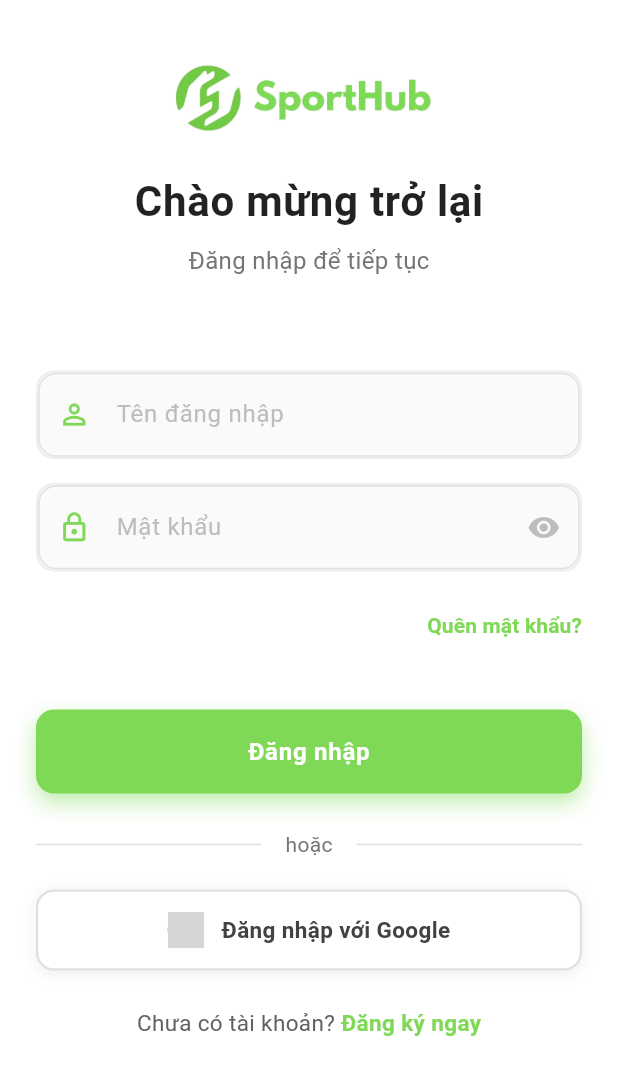
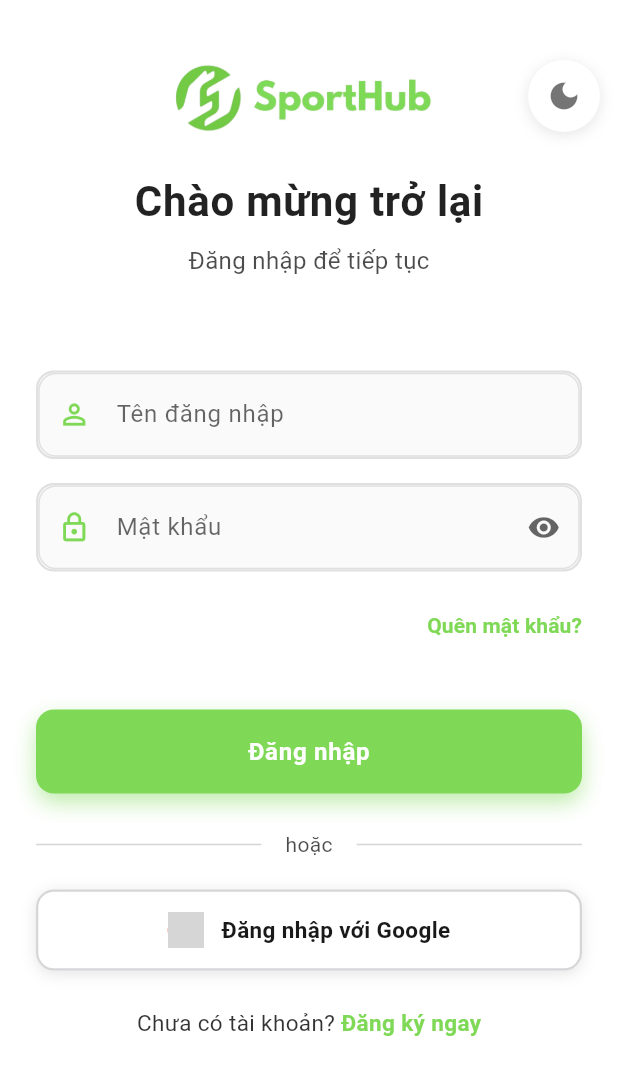
Before and after one commit to TruongVietHoangQE180166/prm_sporthub, a Flutter app: the RegisterScreen screen opened directly, after a tap on "Đăng nhập", on a phone screen of 412 x 824 dp. Shown: the top 1075 px of the screen. Run offline on Flutter 3.47's test engine with Material 3 defaults, Android fonts, the light colour scheme and no system bars; our stand-ins replace flutter_dotenv, flutter_secure_storage, google_generative_ai, image_picker; accounts and stored records are empty; network calls fail; grey boxes are pictures that could not be loaded.

Commit message:
fix theme

```diff
--- a/lib/views/auth/login_screen.dart
+++ b/lib/views/auth/login_screen.dart
@@ -1,6 +1,7 @@
 import 'package:flutter/material.dart';
 import 'package:provider/provider.dart';
 import '../../view_models/auth_view_model.dart';
+import '../../view_models/theme_view_model.dart';
 import '../../widgets/custom_button.dart';
 import '../main/main_screen.dart';
 import 'register_screen.dart';
@@ -108,7 +109,40 @@ class _LoginScreenState extends State<LoginScreen> {
   @override
   Widget build(BuildContext context) {
     return Scaffold(
-      backgroundColor: Colors.white,
+      backgroundColor: Theme.of(context).scaffoldBackgroundColor,
+      floatingActionButton: Container(
+        margin: const EdgeInsets.only(top: 40),
+        child: Consumer<ThemeViewModel>(
+          builder: (context, themeViewModel, child) {
+            return Container(
+              decoration: BoxDecoration(
+                color: Theme.of(context).cardColor,
+                shape: BoxShape.circle,
+                boxShadow: [
+                  BoxShadow(
+                    color: Colors.black.withOpacity(0.1),
+                    blurRadius: 8,
+                    offset: const Offset(0, 2),
+                  ),
+                ],
+              ),
+              child: IconButton(
+                onPressed: () {
+                  themeViewModel.toggleTheme();
+                },
+                icon: Icon(
+                  themeViewModel.isDarkMode ? Icons.light_mode : Icons.dark_mode,
+                  color: Theme.of(context).iconTheme.color,
+                ),
+                tooltip: themeViewModel.isDarkMode
+                    ? 'Chuyển sang chế độ sáng'
+                    : 'Chuyển sang chế độ tối',
+              ),
+            );
+          },
+        ),
+      ),
+      floatingActionButtonLocation: FloatingActionButtonLocation.miniEndTop,
       body: SafeArea(
         child: SingleChildScrollView(
           child: Padding(
--- a/lib/views/auth/register_screen.dart
+++ b/lib/views/auth/register_screen.dart
@@ -163,7 +163,6 @@ class _RegisterScreenState extends State<RegisterScreen> {
   @override
   Widget build(BuildContext context) {
     return Scaffold(
-      backgroundColor: Colors.white,
       body: SafeArea(
         child: SingleChildScrollView(
           child: Padding(
--- a/lib/views/find_team/create_match_screen.dart
+++ b/lib/views/find_team/create_match_screen.dart
@@ -520,7 +520,7 @@ class _CreateMatchScreenState extends State<CreateMatchScreen> {
                         decoration: InputDecoration(
                           hintText: 'Nhập số điện thoại',
                           filled: true,
-                          fillColor: Colors.white,
+                          fillColor: Theme.of(context).cardColor,
                           border: OutlineInputBorder(
                             borderRadius: BorderRadius.circular(12),
                             borderSide: BorderSide.none,
@@ -575,7 +575,7 @@ class _CreateMatchScreenState extends State<CreateMatchScreen> {
                         decoration: InputDecoration(
                           hintText: 'Nhập link Facebook',
                           filled: true,
-                          fillColor: Colors.white,
+                          fillColor: Theme.of(context).cardColor,
                           border: OutlineInputBorder(
                             borderRadius: BorderRadius.circular(12),
                             borderSide: BorderSide.none,
--- a/lib/views/find_team/find_team_screen.dart
+++ b/lib/views/find_team/find_team_screen.dart
@@ -773,12 +773,12 @@ class _FindTeamScreenContentState extends State<FindTeamScreenContent>
                   Column(
                     crossAxisAlignment: CrossAxisAlignment.start,
                     children: [
-                      const Text(
+                      Text(
                         'Mô tả:',
                         style: TextStyle(
                           fontSize: 14,
                           fontWeight: FontWeight.w600,
-                          color: Colors.black87,
+                          color: Theme.of(context).textTheme.bodyMedium?.color?.withOpacity(0.8) ?? Colors.grey[600],
                         ),
                       ),
                       const SizedBox(height: 6),
--- a/lib/views/home/home_screen.dart
+++ b/lib/views/home/home_screen.dart
@@ -695,7 +695,9 @@ class _HomeScreenState extends State<HomeScreen> {
     final colors = [
       {'bg': const Color(0xFF7FD957), 'text': Colors.white},
       {'bg': Colors.grey.shade700, 'text': Colors.white},
-      {'bg': Colors.grey.shade900, 'text': Colors.white},
+      {'bg': Theme.of(context).brightness == Brightness.dark
+          ? Colors.grey.shade700
+          : Colors.grey.shade800, 'text': Colors.white},
       {'bg': Theme.of(context).brightness == Brightness.dark
           ? Colors.grey.shade600
           : Colors.grey.shade400,
--- a/lib/widgets/login_footer.dart
+++ b/lib/widgets/login_footer.dart
@@ -19,7 +19,7 @@ class LoginFooter extends StatelessWidget {
           children: [
             Expanded(
               child: Divider(
-                color: Colors.grey.shade300,
+                color: Theme.of(context).dividerColor.withOpacity(0.3),
                 thickness: 1,
               ),
             ),
@@ -28,14 +28,14 @@ class LoginFooter extends StatelessWidget {
               child: Text(
                 'hoặc',
                 style: TextStyle(
-                  color: Colors.grey.shade600,
+                  color: Theme.of(context).textTheme.bodyMedium?.color?.withOpacity(0.7),
                   fontSize: 14,
                 ),
               ),
             ),
             Expanded(
               child: Divider(
-                color: Colors.grey.shade300,
+                color: Theme.of(context).dividerColor.withOpacity(0.3),
                 thickness: 1,
               ),
             ),
@@ -43,7 +43,7 @@ class LoginFooter extends StatelessWidget {
         ),
         const SizedBox(height: 20),
         // Google Sign In Button
-        _buildGoogleSignInButton(),
+        _buildGoogleSignInButton(context),
         const SizedBox(height: 24),
         // Register link
         Row(
@@ -52,7 +52,7 @@ class LoginFooter extends StatelessWidget {
             Text(
               'Chưa có tài khoản? ',
               style: TextStyle(
-                color: Colors.grey.shade700,
+                color: Theme.of(context).textTheme.bodyLarge?.color?.withOpacity(0.8),
                 fontSize: 15,
               ),
             ),
@@ -73,19 +73,19 @@ class LoginFooter extends StatelessWidget {
     );
   }
 
-  Widget _buildGoogleSignInButton() {
+  Widget _buildGoogleSignInButton(BuildContext context) {
     return Container(
       height: 54,
       decoration: BoxDecoration(
-        color: Colors.white,
+        color: Theme.of(context).cardColor,
         borderRadius: BorderRadius.circular(12),
         border: Border.all(
-          color: Colors.grey.shade300,
+          color: Theme.of(context).dividerColor.withOpacity(0.3),
           width: 1.5,
         ),
         boxShadow: [
           BoxShadow(
-            color: Colors.grey.shade200,
+            color: Theme.of(context).shadowColor.withOpacity(0.1),
             blurRadius: 8,
             offset: const Offset(0, 2),
           ),
@@ -126,7 +126,7 @@ class LoginFooter extends StatelessWidget {
                 Text(
                   'Đăng nhập với Google',
                   style: TextStyle(
-                    color: Colors.grey.shade800,
+                    color: Theme.of(context).textTheme.bodyLarge?.color?.withOpacity(0.9),
                     fontSize: 15,
                     fontWeight: FontWeight.w600,
                   ),
--- a/lib/widgets/login_form_fields.dart
+++ b/lib/widgets/login_form_fields.dart
@@ -43,7 +43,7 @@ class _LoginFormFieldsState extends State<LoginFormFields> {
           suffixIcon: IconButton(
             icon: Icon(
               _isPasswordVisible ? Icons.visibility_off : Icons.visibility,
-              color: Colors.grey.shade400,
+              color: Theme.of(context).iconTheme.color?.withOpacity(0.6),
               size: 22,
             ),
             onPressed: () {
@@ -96,10 +96,10 @@ class _LoginFormFieldsState extends State<LoginFormFields> {
       children: [
         Container(
           decoration: BoxDecoration(
-            color: Colors.grey.shade50,
+            color: Theme.of(context).inputDecorationTheme.fillColor,
             borderRadius: BorderRadius.circular(12),
             border: Border.all(
-              color: Colors.grey.shade200,
+              color: Theme.of(context).inputDecorationTheme.enabledBorder?.borderSide.color ?? Colors.grey.shade300,
               width: 1.5,
             ),
           ),
@@ -107,14 +107,14 @@ class _LoginFormFieldsState extends State<LoginFormFields> {
             controller: controller,
             obscureText: obscureText,
             keyboardType: keyboardType,
-            style: const TextStyle(
+            style: TextStyle(
               fontSize: 16,
-              color: Colors.black87,
+              color: Theme.of(context).textTheme.bodyLarge?.color,
             ),
             decoration: InputDecoration(
               hintText: hint,
               hintStyle: TextStyle(
-                color: Colors.grey.shade400,
+                color: Theme.of(context).textTheme.bodyMedium?.color?.withOpacity(0.6),
                 fontSize: 16,
               ),
               prefixIcon: Icon(
--- a/lib/widgets/login_header.dart
+++ b/lib/widgets/login_header.dart
@@ -24,12 +24,12 @@ class LoginHeader extends StatelessWidget {
         ),
         const SizedBox(height: 24),
         // Title
-        const Text(
+        Text(
           'Chào mừng trở lại',
           style: TextStyle(
             fontSize: 28,
             fontWeight: FontWeight.bold,
-            color: Colors.black87,
+            color: Theme.of(context).textTheme.bodyLarge?.color,
             letterSpacing: 0.5,
           ),
         ),
@@ -39,7 +39,7 @@ class LoginHeader extends StatelessWidget {
           'Đăng nhập để tiếp tục',
           style: TextStyle(
             fontSize: 16,
-            color: Colors.grey.shade600,
+            color: Theme.of(context).textTheme.bodyMedium?.color?.withOpacity(0.7),
             fontWeight: FontWeight.w400,
           ),
         ),
--- a/lib/widgets/register_form_fields.dart
+++ b/lib/widgets/register_form_fields.dart
@@ -58,7 +58,7 @@ class _RegisterFormFieldsState extends State<RegisterFormFields> {
           suffixIcon: IconButton(
             icon: Icon(
               _isPasswordVisible ? Icons.visibility_off : Icons.visibility,
-              color: Colors.grey.shade400,
+              color: Theme.of(context).iconTheme.color?.withOpacity(0.5),
               size: 22,
             ),
             onPressed: () {
@@ -78,7 +78,7 @@ class _RegisterFormFieldsState extends State<RegisterFormFields> {
           suffixIcon: IconButton(
             icon: Icon(
               _isConfirmPasswordVisible ? Icons.visibility_off : Icons.visibility,
-              color: Colors.grey.shade400,
+              color: Theme.of(context).iconTheme.color?.withOpacity(0.5),
               size: 22,
             ),
             onPressed: () {
@@ -105,10 +105,10 @@ class _RegisterFormFieldsState extends State<RegisterFormFields> {
       children: [
         Container(
           decoration: BoxDecoration(
-            color: Colors.grey.shade50,
+            color: Theme.of(context).inputDecorationTheme.fillColor,
             borderRadius: BorderRadius.circular(12),
             border: Border.all(
-              color: Colors.grey.shade200,
+              color: Theme.of(context).inputDecorationTheme.enabledBorder?.borderSide.color ?? Colors.grey.shade200,
               width: 1.5,
             ),
           ),
@@ -116,14 +116,14 @@ class _RegisterFormFieldsState extends State<RegisterFormFields> {
             controller: controller,
             obscureText: obscureText,
             keyboardType: keyboardType,
-            style: const TextStyle(
+            style: TextStyle(
               fontSize: 16,
-              color: Colors.black87,
+              color: Theme.of(context).textTheme.bodyLarge?.color,
             ),
             decoration: InputDecoration(
               hintText: hint,
               hintStyle: TextStyle(
-                color: Colors.grey.shade400,
+                color: Theme.of(context).textTheme.bodyMedium?.color?.withOpacity(0.5),
                 fontSize: 16,
               ),
               prefixIcon: Icon(
--- a/lib/widgets/register_header.dart
+++ b/lib/widgets/register_header.dart
@@ -24,12 +24,12 @@ class RegisterHeader extends StatelessWidget {
         ),
         const SizedBox(height: 24),
         // Title
-        const Text(
+        Text(
           'Tạo tài khoản mới',
           style: TextStyle(
             fontSize: 28,
             fontWeight: FontWeight.bold,
-            color: Colors.black87,
+            color: Theme.of(context).textTheme.bodyLarge?.color,
             letterSpacing: 0.5,
           ),
         ),
@@ -39,7 +39,7 @@ class RegisterHeader extends StatelessWidget {
           'Đăng ký để bắt đầu',
           style: TextStyle(
             fontSize: 16,
-            color: Colors.grey.shade600,
+            color: Theme.of(context).textTheme.bodyMedium?.color?.withOpacity(0.7),
             fontWeight: FontWeight.w400,
           ),
         ),
```
Also changed, not shown: lib/views/explore/explore_screen.dart (+47 -17 lines), lib/widgets/custom_confirmation_dialog.dart (+7 -5 lines), lib/widgets/settings/logout_button.dart (+9 -1 lines).
